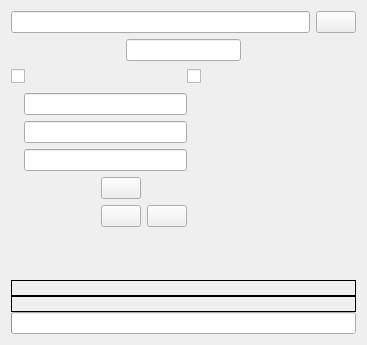
Old version of the form dialogy/singlevideoet.ui in the repository RaphCucul/Image-registration-GUI.
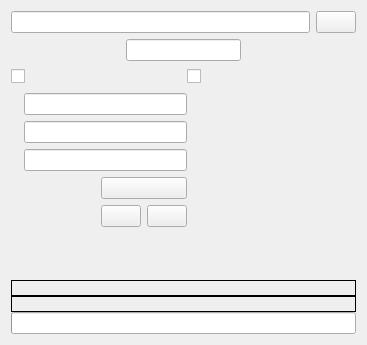
New version of the form.

```diff
--- a/dialogy/singlevideoet.ui
+++ b/dialogy/singlevideoet.ui
@@ -16,18 +16,6 @@
   <layout class="QGridLayout" name="gridLayout_2">
    <item row="4" column="0" colspan="2">
     <layout class="QGridLayout" name="gridLayout">
-     <item row="0" column="1">
-      <widget class="QPushButton" name="vypocetET">
-       <property name="styleSheet">
-        <string notr="true">QPushButton:pressed {
-    border-style: inset;
-    border-color: blue;
-    border-width: 1px;
-    color: white;
-}</string>
-       </property>
-      </widget>
-     </item>
      <item row="1" column="1">
       <widget class="QPushButton" name="zobrazGrafET">
        <property name="styleSheet">
@@ -84,6 +72,18 @@
        </property>
       </spacer>
      </item>
+     <item row="0" column="1" colspan="2">
+      <widget class="QPushButton" name="calculateET">
+       <property name="styleSheet">
+        <string notr="true">QPushButton:pressed {
+    border-style: inset;
+    border-color: blue;
+    border-width: 1px;
+    color: white;
+}</string>
+       </property>
+      </widget>
+     </item>
     </layout>
    </item>
    <item row="3" column="1">
```
Left out of the diff: 26 changed lines with no effect on the pictures.
